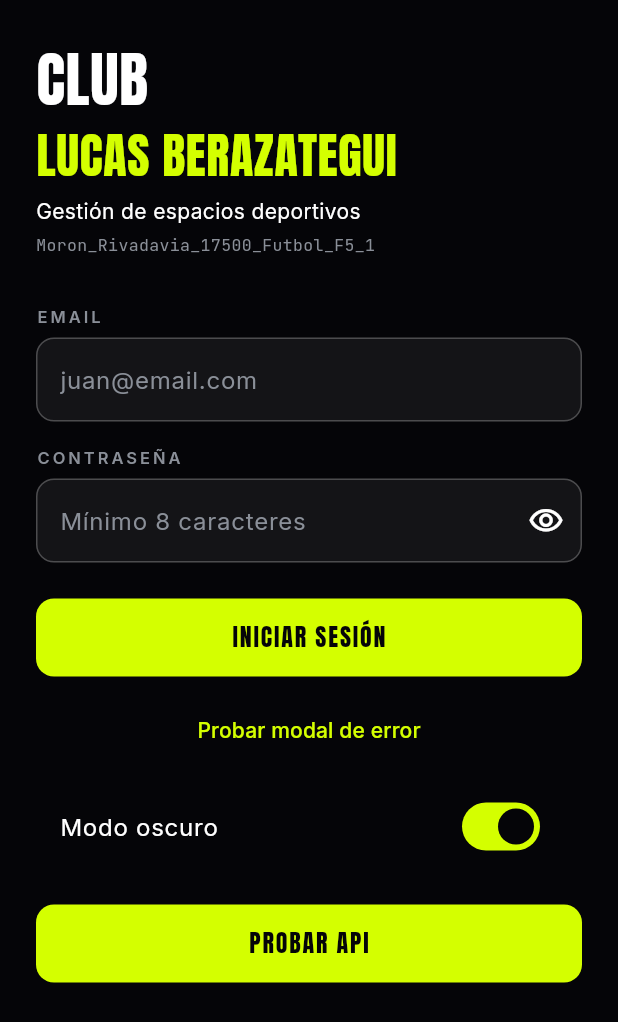
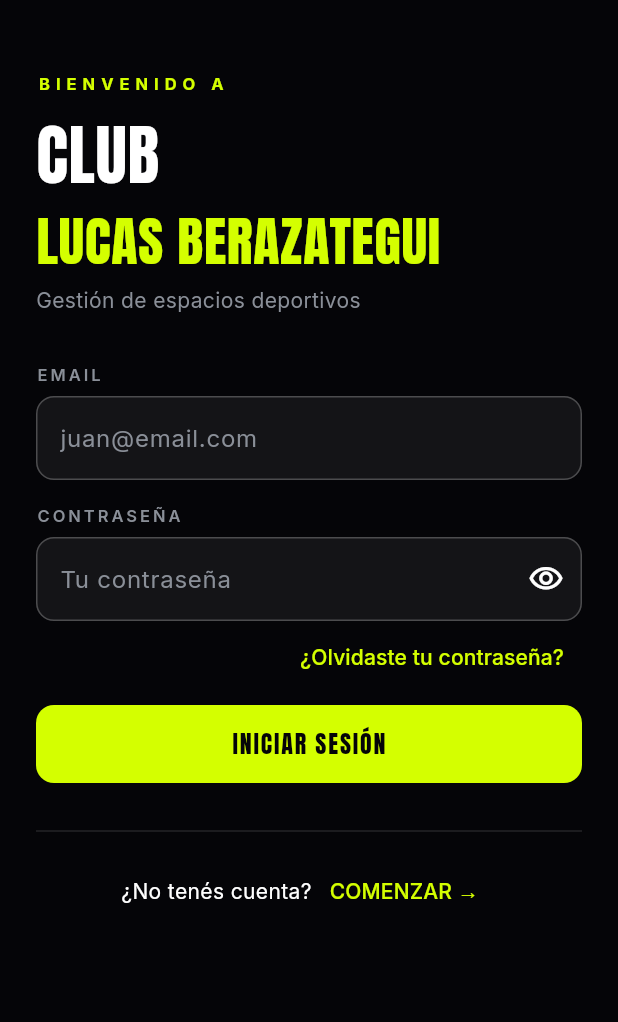
Before and after one commit to LucasCasla02/ClubLucasBerazategui, a Flutter app: the screen it shows after launch, on a phone screen of 412 x 824 dp. Shown: the top 1022 px of the screen. Run offline on Flutter 3.47's test engine with Material 3 defaults, Android fonts, the phone set to English and light mode, and no system bars; our stand-ins replace firebase_auth, firebase_core, google_fonts, shared_preferences; accounts and stored records are empty; generated files the repository leaves out were written again.

Commit message:
app: login y sesion con firebase

```diff
--- a/app/lib/main.dart
+++ b/app/lib/main.dart
@@ -1,8 +1,11 @@
+import 'package:firebase_auth/firebase_auth.dart';
 import 'package:firebase_core/firebase_core.dart';
 import 'package:flutter/material.dart';
 
 import 'firebase_options.dart';
-import 'pantallas/pantalla_muestra.dart';
+import 'pantallas/pantalla_inicio.dart';
+import 'pantallas/pantalla_login.dart';
+import 'servicios/auth.dart';
 import 'tema.dart';
 
 Future<void> main() async {
@@ -27,8 +30,29 @@ class ClubApp extends StatelessWidget {
         theme: temaClaro,
         darkTheme: temaOscuro,
         themeMode: modo,
-        home: const PantallaMuestra(),
+        home: const _Puerta(),
       ),
     );
   }
 }
+
+// muestra el login o el inicio segun haya sesion iniciada
+class _Puerta extends StatelessWidget {
+  const _Puerta();
+
+  @override
+  Widget build(BuildContext context) {
+    return StreamBuilder<User?>(
+      stream: Auth.cambios,
+      builder: (context, sesion) {
+        if (sesion.connectionState == ConnectionState.waiting) {
+          return const Scaffold(body: Center(child: CircularProgressIndicator()));
+        }
+        final usuario = sesion.data;
+        if (usuario == null) return const PantallaLogin();
+        // la key hace que si cambia el usuario se vuelva a cargar el perfil
+        return PantallaInicio(key: ValueKey(usuario.uid));
+      },
+    );
+  }
+}
--- /dev/null
+++ b/app/lib/pantallas/pantalla_login.dart
@@ -0,0 +1,126 @@
+import 'package:flutter/material.dart';
+
+import '../servicios/api.dart';
+import '../servicios/auth.dart';
+import '../tema.dart';
+import '../widgets/aviso_error.dart';
+import '../widgets/boton_principal.dart';
+import '../widgets/campo_texto.dart';
+import '../widgets/modal_error.dart';
+
+class PantallaLogin extends StatefulWidget {
+  const PantallaLogin({super.key});
+
+  @override
+  State<PantallaLogin> createState() => _PantallaLoginState();
+}
+
+class _PantallaLoginState extends State<PantallaLogin> {
+  final _email = TextEditingController();
+  final _contrasena = TextEditingController();
+  bool _cargando = false;
+  String? _aviso;
+
+  @override
+  void dispose() {
+    _email.dispose();
+    _contrasena.dispose();
+    super.dispose();
+  }
+
+  Future<void> _ingresar() async {
+    FocusScope.of(context).unfocus();
+
+    // campos vacios, como en el figma
+    final sinEmail = _email.text.trim().isEmpty;
+    final sinContrasena = _contrasena.text.isEmpty;
+    if (sinEmail || sinContrasena) {
+      setState(() {
+        _aviso = sinEmail && sinContrasena
+            ? 'Completá todos los campos.'
+            : sinEmail
+                ? 'Ingresá tu email.'
+                : 'Ingresá tu contraseña.';
+      });
+      return;
+    }
+
+    setState(() {
+      _cargando = true;
+      _aviso = null;
+    });
+    try {
+      // si sale bien, la puerta de main.dart cambia sola a la pantalla de inicio
+      await Auth.iniciarSesion(_email.text, _contrasena.text);
+    } on ErrorApi catch (e) {
+      if (!mounted) return;
+      if (e.esDeConexion) {
+        await mostrarError(context, titulo: e.titulo, mensaje: e.mensaje);
+      } else {
+        setState(() => _aviso = e.mensaje);
+      }
+    } finally {
+      if (mounted) setState(() => _cargando = false);
+    }
+  }
+
+  @override
+  Widget build(BuildContext context) {
+    final tema = Theme.of(context);
+
+    return Scaffold(
+      body: SafeArea(
+        child: ListView(
+          padding: const EdgeInsets.fromLTRB(24, 48, 24, 24),
+          children: [
+            Text(
+              'BIENVENIDO A',
+              style: TextStyle(color: tema.colorScheme.secondary, fontSize: 11, letterSpacing: 4, fontWeight: FontWeight.w700),
+            ),
+            const SizedBox(height: 8),
+            Text('CLUB', style: estiloTitulo(44, tema.colorScheme.onSurface)),
+            Text('LUCAS BERAZATEGUI', style: estiloTitulo(36, tema.colorScheme.secondary)),
+            const SizedBox(height: 4),
+            const Text('Gestión de espacios deportivos', style: TextStyle(color: Colores.gris)),
+            const SizedBox(height: 32),
+            if (_aviso != null) ...[
+              AvisoError(mensaje: _aviso!),
+              const SizedBox(height: 16),
+            ],
+            CampoTexto(
+              etiqueta: 'Email',
+              pista: 'juan@email.com',
+              controlador: _email,
+              teclado: TextInputType.emailAddress,
+            ),
+            const SizedBox(height: 16),
+            CampoTexto(
+              etiqueta: 'Contraseña',
+              pista: 'Tu contraseña',
+              controlador: _contrasena,
+              esContrasena: true,
+            ),
+            Align(
+              alignment: Alignment.centerRight,
+              // se conecta en la parte c
+              child: TextButton(onPressed: () {}, child: const Text('¿Olvidaste tu contraseña?')),
+            ),
+            const SizedBox(height: 8),
+            BotonPrincipal(texto: 'Iniciar sesión', alTocar: _ingresar, cargando: _cargando),
+            const SizedBox(height: 24),
+            const Divider(),
+            const SizedBox(height: 8),
+            Row(
+              mainAxisAlignment: MainAxisAlignment.center,
+              children: [
+                const Text('¿No tenés cuenta?'),
+                // se conecta en la parte b
+                TextButton(onPressed: () {}, child: const Text('COMENZAR →')),
+              ],
+            ),
+          ],
+        ),
+      ),
+    );
+  }
+}
--- a/app/lib/pantallas/pantalla_muestra.dart
+++ /dev/null
@@ -1,110 +0,0 @@
-import 'package:flutter/material.dart';
-
-import '../servicios/api.dart';
-import '../tema.dart';
-import '../widgets/boton_principal.dart';
-import '../widgets/campo_texto.dart';
-import '../widgets/modal_error.dart';
-
-// pantalla provisoria para probar el tema y los widgets, se borra cuando este el login
-class PantallaMuestra extends StatefulWidget {
-  const PantallaMuestra({super.key});
-
-  @override
-  State<PantallaMuestra> createState() => _PantallaMuestraState();
-}
-
-class _PantallaMuestraState extends State<PantallaMuestra> {
-  final _email = TextEditingController();
-  final _contrasena = TextEditingController();
-  bool _cargando = false;
-  bool _cargandoSedes = false;
-  List<String> _sedes = [];
-
-  @override
-  void dispose() {
-    _email.dispose();
-    _contrasena.dispose();
-    super.dispose();
-  }
-
-  // simula un login de 2 segundos para ver el circulito
-  Future<void> _probarBoton() async {
-    setState(() => _cargando = true);
-    await Future.delayed(const Duration(seconds: 2));
-    if (!mounted) return;
-    setState(() => _cargando = false);
-  }
-
-  // trae las sedes de la api y muestra los nombres
-  Future<void> _probarApi() async {
-    setState(() => _cargandoSedes = true);
-    try {
-      final datos = await Api.get('/sedes') as List<dynamic>;
-      if (!mounted) return;
-      setState(() => _sedes = datos.map((sede) => sede['nombre'] as String).toList());
-    } on ErrorApi catch (e) {
-      if (!mounted) return;
-      await mostrarError(context, titulo: e.titulo, mensaje: e.mensaje);
-    } finally {
-      if (mounted) setState(() => _cargandoSedes = false);
-    }
-  }
-
-  @override
-  Widget build(BuildContext context) {
-    final tema = Theme.of(context);
-    final oscuro = tema.brightness == Brightness.dark;
-
-    return Scaffold(
-      body: SafeArea(
-        child: ListView(
-          padding: const EdgeInsets.all(24),
-          children: [
-            Text('CLUB', style: estiloTitulo(40, tema.colorScheme.onSurface)),
-            Text('LUCAS BERAZATEGUI', style: estiloTitulo(32, tema.colorScheme.secondary)),
-            const SizedBox(height: 4),
-            const Text('Gestión de espacios deportivos'),
-            const SizedBox(height: 4),
-            Text('Moron_Rivadavia_17500_Futbol_F5_1', style: estiloCodigo(Colores.gris)),
-            const SizedBox(height: 32),
-            CampoTexto(
-              etiqueta: 'Email',
-              pista: 'juan@email.com',
-              controlador: _email,
-              teclado: TextInputType.emailAddress,
-            ),
-            const SizedBox(height: 16),
-            CampoTexto(
-              etiqueta: 'Contraseña',
-              pista: 'Mínimo 8 caracteres',
-              controlador: _contrasena,
-              esContrasena: true,
-            ),
-            const SizedBox(height: 24),
-            BotonPrincipal(texto: 'Iniciar sesión', alTocar: _probarBoton, cargando: _cargando),
-            const SizedBox(height: 12),
-            TextButton(
-              onPressed: () => mostrarError(
-                context,
-                titulo: 'Error de conectividad',
-                mensaje: 'Parece que no está conectado a ninguna red Wi-Fi. Restablezca su conexión e intente otra vez.',
-              ),
-              child: const Text('Probar modal de error'),
-            ),
-            const SizedBox(height: 12),
-            SwitchListTile(
-              title: const Text('Modo oscuro'),
-              value: oscuro,
-              onChanged: cambiarModoTema,
-            ),
-            const SizedBox(height: 24),
-            BotonPrincipal(texto: 'Probar API', alTocar: _probarApi, cargando: _cargandoSedes),
-            const SizedBox(height: 12),
-            for (final nombre in _sedes) Text('• $nombre'),
-          ],
-        ),
-      ),
-    );
-  }
-}
--- a/app/lib/servicios/api.dart
+++ b/app/lib/servicios/api.dart
@@ -7,31 +7,36 @@ import 'package:http/http.dart' as http;
 
 import '../config.dart';
 
-// error listo para mostrar en el modal
+// error listo para mostrar al usuario
 class ErrorApi implements Exception {
   final String titulo;
   final String mensaje;
   final int? codigo;
+  // true si es un problema de internet o del servidor, esos van en el modal
+  final bool esDeConexion;
 
-  const ErrorApi(this.titulo, this.mensaje, {this.codigo});
+  const ErrorApi(this.titulo, this.mensaje, {this.codigo, this.esDeConexion = false});
 
   @override
   String toString() => '$titulo: $mensaje';
 }
 
-const _sinConexion = ErrorApi(
+const errorSinConexion = ErrorApi(
   'Error de conectividad',
   'Parece que no está conectado a ninguna red Wi-Fi. Restablezca su conexión e intente otra vez.',
+  esDeConexion: true,
 );
-const _errorServidor = ErrorApi(
+const errorServidor = ErrorApi(
   'Error del servidor',
   'Parece que hubo un error en el servidor. Por favor vuelva a intentarlo más tarde.',
+  esDeConexion: true,
 );
-const _demora = ErrorApi(
+const errorDemora = ErrorApi(
   'El servidor no responde',
   'El servidor está tardando demasiado. Intentá de nuevo en unos segundos.',
+  esDeConexion: true,
 );
-const _sesionVencida = ErrorApi(
+const errorSesionVencida = ErrorApi(
   'Sesión vencida',
   'Tu sesión venció. Volvé a iniciar sesión.',
   codigo: 401,
@@ -59,7 +64,7 @@ class Api {
         final token = await usuario.getIdToken();
         pedido.headers['Authorization'] = 'Bearer $token';
       } on FirebaseAuthException catch (e) {
-        throw e.code == 'network-request-failed' ? _sinConexion : _sesionVencida;
+        throw e.code == 'network-request-failed' ? errorSinConexion : errorSesionVencida;
       }
     }
 
@@ -67,12 +72,12 @@ class Api {
     try {
       respuesta = await http.Response.fromStream(await pedido.send().timeout(_espera));
     } on TimeoutException {
-      throw _demora;
+      throw errorDemora;
     } on SocketException catch (e) {
       // 111 es conexion rechazada: hay red pero la api no esta prendida
-      throw e.osError?.errorCode == 111 ? _errorServidor : _sinConexion;
+      throw e.osError?.errorCode == 111 ? errorServidor : errorSinConexion;
     } on http.ClientException {
-      throw _sinConexion;
+      throw errorSinConexion;
     }
 
     return _leer(respuesta);
@@ -91,8 +96,8 @@ class Api {
     }
 
     if (codigo >= 200 && codigo < 300) return cuerpo;
-    if (codigo == 401) throw _sesionVencida;
-    if (codigo >= 500) throw _errorServidor;
+    if (codigo == 401) throw errorSesionVencida;
+    if (codigo >= 500) throw errorServidor;
 
     // los errores 400, 404, 409 y 422 traen el motivo en "detail"
     final detalle = (cuerpo is Map && cuerpo['detail'] is String)
--- a/app/lib/tema.dart
+++ b/app/lib/tema.dart
@@ -60,6 +60,7 @@ ThemeData _armarTema(Brightness brillo) {
   return base.copyWith(
     textTheme: _conInter(base.textTheme).apply(bodyColor: texto, displayColor: texto),
     textButtonTheme: TextButtonThemeData(style: TextButton.styleFrom(foregroundColor: acento)),
+    dividerTheme: DividerThemeData(color: oscuro ? Colors.white12 : Colors.black12),
   );
 }
 
```
Also changed, not shown: app/lib/pantallas/pantalla_inicio.dart (added, +65 -0 lines), app/lib/servicios/auth.dart (added, +41 -0 lines), app/lib/widgets/aviso_error.dart (added, +31 -0 lines).
